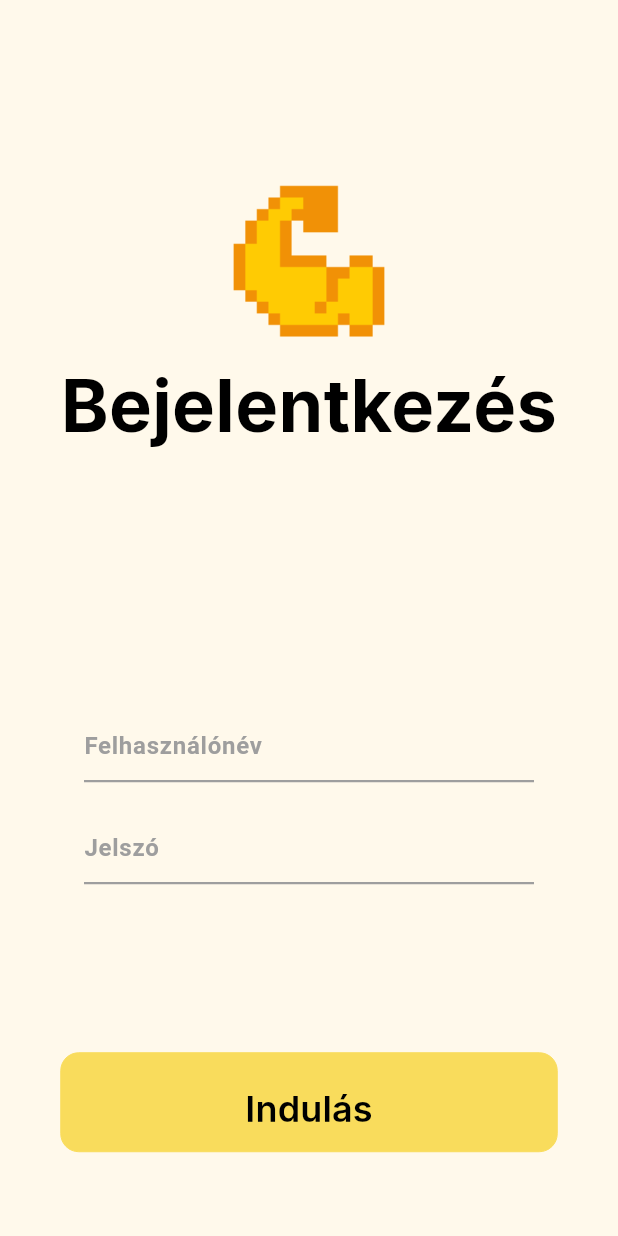
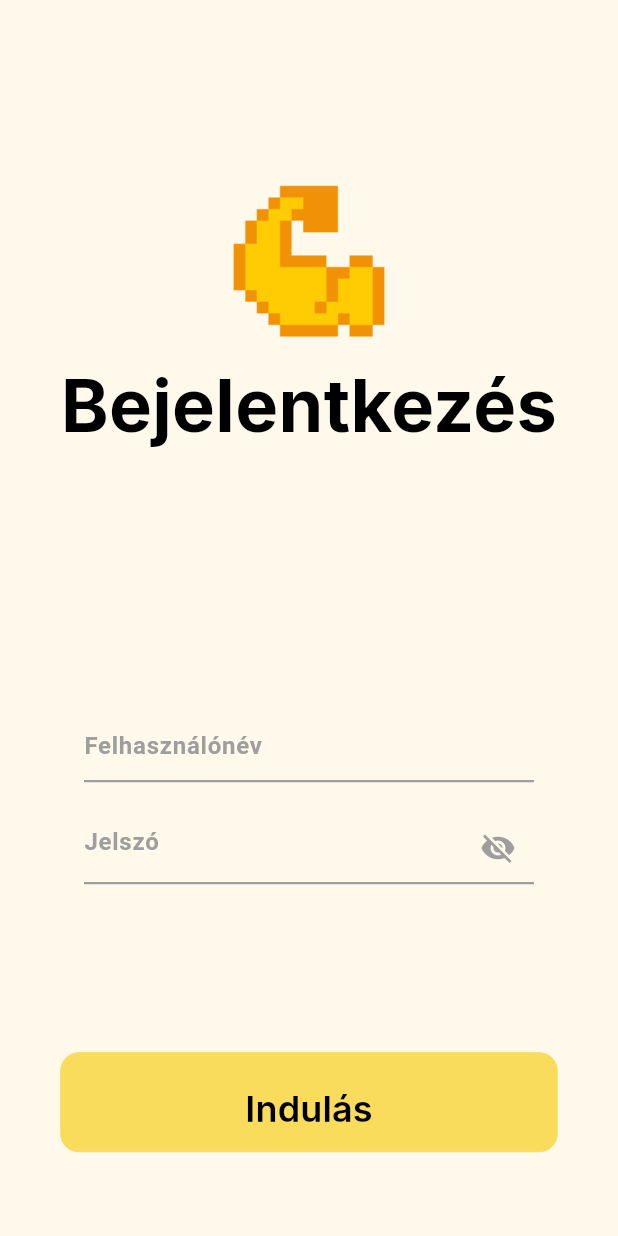
Before and after one commit to T0liver/recout, a Flutter app: the screen it shows after launch, on a phone screen of 412 x 824 dp. Run offline on Flutter 3.47's test engine with Material 3 defaults, Android fonts, the phone set to English and light mode, and no system bars.

Commit message:
Add password visibility toggle Created a new password label stateful widget with this *feature*

```diff
--- a/lib/labels.dart
+++ b/lib/labels.dart
@@ -47,5 +47,72 @@ class TextLabel extends StatelessWidget {
       ),
     );
   }
+}
+
+class PasswordLabel extends StatefulWidget {
+  final TextEditingController controller;
+  final String? hint;
+
+  const PasswordLabel({
+    super.key,
+    required this.controller,
+    this.hint
+  });
+  @override
+  State<StatefulWidget> createState() => _PasswordLabelState();
+}
+
+class _PasswordLabelState extends State<PasswordLabel> {
+  bool _obscure = true;
+
+  void _toggleVisibility() {
+    setState(() {
+      _obscure = !_obscure;
+    });
+  }
+
+  @override
+  Widget build(BuildContext context) {
+    return Center(
+      child: ConstrainedBox(
+        constraints: const BoxConstraints(maxWidth: 300),
+        child: TextField(
+          controller: widget.controller,
+          obscureText: _obscure,
+          decoration: InputDecoration(
+            hintText: widget.hint,
+            hintStyle: const TextStyle(
+              color: Colors.grey,
+              fontWeight: FontWeight.w600,
+            ),
+            enabledBorder: const UnderlineInputBorder(
+              borderSide: BorderSide(
+                color: Colors.grey,
+                width: 1.5,
+              ),
+            ),
+            focusedBorder: const UnderlineInputBorder(
+              borderSide: BorderSide(
+                color: Colors.grey,
+                width: 1.5,
+              ),
+            ),
+            suffixIcon: IconButton(
+              // TODO: add pixelated icons here
+              icon: Icon(
+                _obscure ? Icons.visibility_off : Icons.visibility,
+                color: Colors.grey,
+              ),
+              onPressed: _toggleVisibility,
+            ),
+          ),
+          style: const TextStyle(
+            color: Colors.black,
+            fontWeight: FontWeight.normal,
+          ),
+        ),
+      ),
+    );
+  }
 
 }
--- a/lib/login_page.dart
+++ b/lib/login_page.dart
@@ -38,7 +38,7 @@ class _LoginPageState extends State<LoginPage> {
                 const Spacer(flex: 3),
                 TextLabel(controller: _unamecontroller, hint: l10n.username),
                 const SizedBox(height: 20),
-                TextLabel(controller: _passcontroller, hint: l10n.password, pass: true),
+                PasswordLabel(controller: _passcontroller, hint: l10n.password),
                 const Spacer(flex: 2),
                 Button(text: l10n.letsgo, onPressed: getCredentials),
                 const Spacer(flex: 1,)
```
